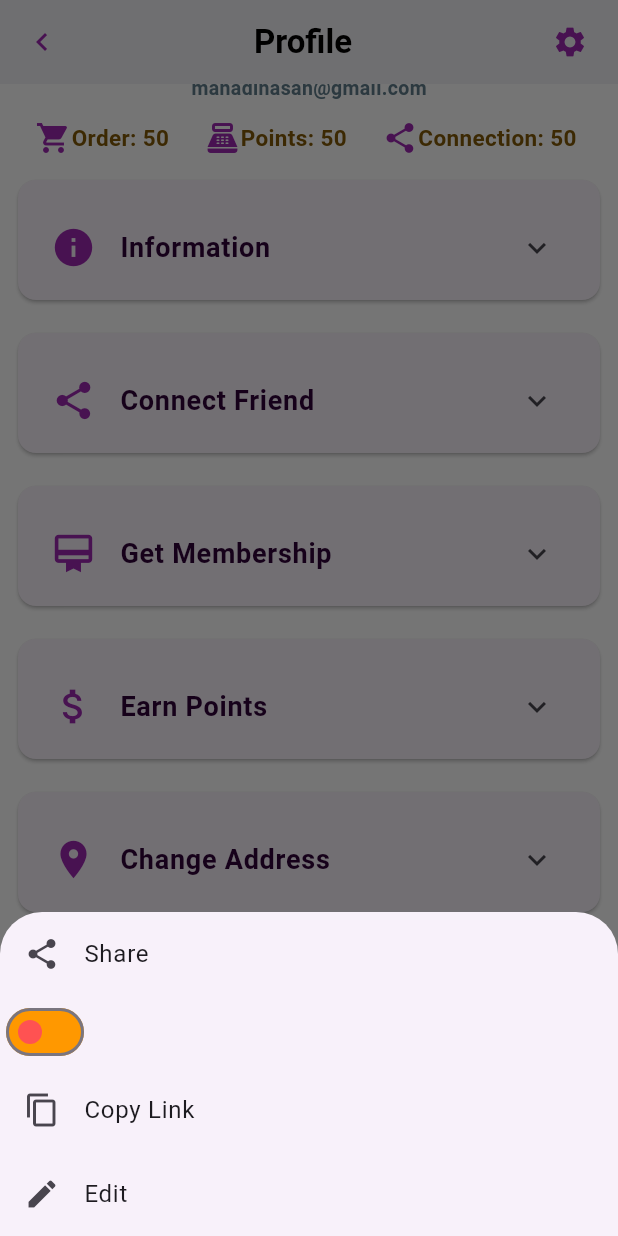
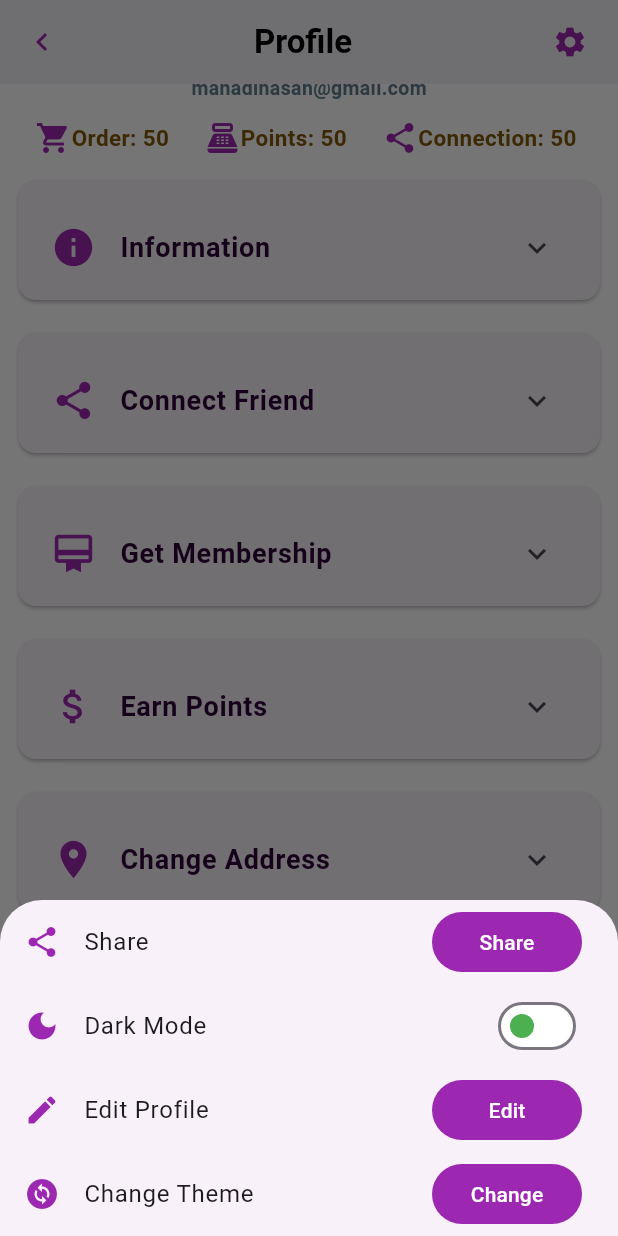
Before and after one commit to Developer20202021/millennium_app, a Flutter app: the UserProfile screen opened directly, scrolled down 179 dp, after a tap on the "settings" icon, on a phone screen of 412 x 824 dp. Run offline on Flutter 3.47's test engine with Material 2 defaults, Android fonts, the phone set to English and light mode, and no system bars; our stand-ins replace dotted_line, expandable, flutter_rating_bar, internet_connection_checker, lottie, shared_preferences and 1 more; accounts and stored records are empty; network calls fail.

Commit message:
done profile

```diff
--- a/lib/Screen/HomeScreen/UserProfile/UserProfile.dart
+++ b/lib/Screen/HomeScreen/UserProfile/UserProfile.dart
@@ -58,26 +58,98 @@ class _UserProfileState extends State<UserProfile> {
                             children: [
 
                               ListTile(
-                                leading: Icon(Icons.share),
+                                leading: Icon(Icons.share, color: Colors.purple,),
                                 title: Text('Share'),
+                                trailing: Container(
+                                        width: 100,
+                                        child: TextButton(
+                                          onPressed: () {},
+                                          child: Text(
+                                            "Share",
+                                            style:
+                                                TextStyle(color: Colors.white),
+                                          ),
+                                          style: ButtonStyle(
+                                            backgroundColor:
+                                                MaterialStatePropertyAll<Color>(
+                                                    Colors.purple),
+                                          ),
+                                        ),
+                                      ),
                               ),
-                              Switch(
+                              // Switch(
+                              //     // thumb color (round icon)
+                              //       activeColor: Colors.blue,
+                              //       activeTrackColor: Colors.yellow,
+                              //       inactiveThumbColor: Colors.redAccent,
+                              //       inactiveTrackColor: Colors.orange,
+                              //     // boolean variable value
+                              //     value: isSwitched,
+                              //     // changes the state of the switch
+                              //     onChanged: toggleSwitch, ),
+
+                              ListTile(
+                                leading: Icon(Icons.dark_mode, color: Colors.purple,),
+                                title: Text('Dark Mode'),
+                                trailing:  Switch(
                                   // thumb color (round icon)
-                                    activeColor: Colors.blue,
-                                    activeTrackColor: Colors.yellow,
-                                    inactiveThumbColor: Colors.redAccent,
-                                    inactiveTrackColor: Colors.orange,
+                                    activeColor: Colors.purple,
+                                    activeTrackColor: Colors.grey,
+                                    inactiveThumbColor: Colors.green,
+                                    inactiveTrackColor: Colors.white,
                                   // boolean variable value
                                   value: isSwitched,
                                   // changes the state of the switch
                                   onChanged: toggleSwitch, ),
-                              ListTile(
-                                leading: Icon(Icons.copy),
-                                title: Text('Copy Link'),
                               ),
-                              ListTile(
-                                leading: Icon(Icons.edit),
-                                title: Text('Edit'),
+
+
+                             ListTile(
+                                leading: Icon(Icons.edit,
+                                color: Colors.purple,),
+                                title: Text('Edit Profile'),
+                                trailing: Container(
+                                        width: 100,
+                                        child: TextButton(
+                                          onPressed: () {},
+                                          child: Text(
+                                            "Edit",
+                                            style:
+                                                TextStyle(color: Colors.white),
+                                          ),
+                                          style: ButtonStyle(
+                                            backgroundColor:
+                                                MaterialStatePropertyAll<Color>(
+                                                    Colors.purple),
+                                          ),
+                                        ),
+                                      ),
+                              ),
+
+
+
+
+
+                               ListTile(
+                                leading: Icon(Icons.change_circle,
+                                color: Colors.purple,),
+                                title: Text('Change Theme'),
+                                trailing: Container(
+                                        width: 100,
+                                        child: TextButton(
+                                          onPressed: () {},
+                                          child: Text(
+                                            "Change",
+                                            style:
+                                                TextStyle(color: Colors.white),
+                                          ),
+                                          style: ButtonStyle(
+                                            backgroundColor:
+                                                MaterialStatePropertyAll<Color>(
+                                                    Colors.purple),
+                                          ),
+                                        ),
+                                      ),
                               ),
                             ],
                           );
```
